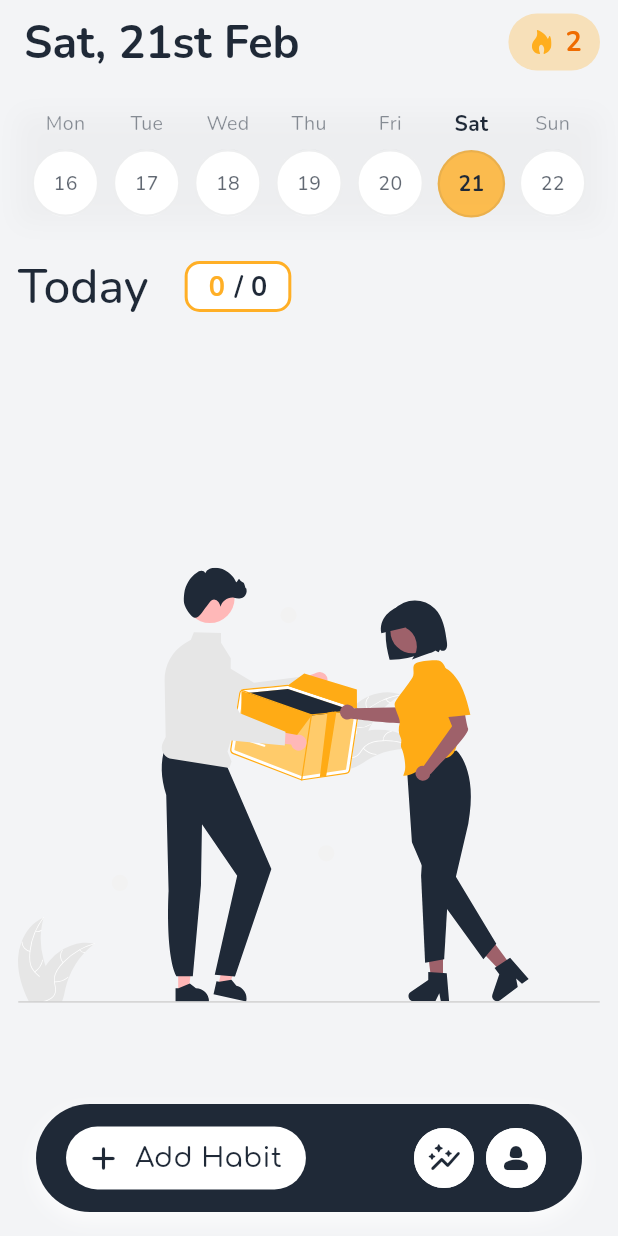
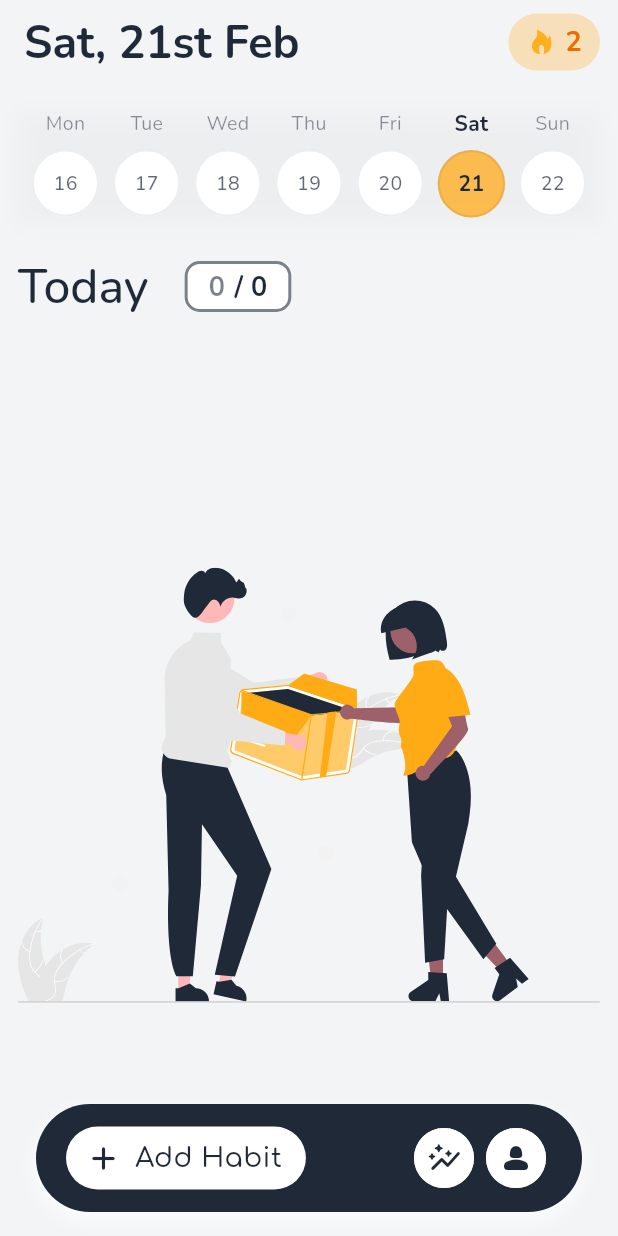
Before and after one commit to kuriboh23/Habit_Tracker, a Flutter app: the screen it shows after launch, on a phone screen of 412 x 824 dp. Run offline on Flutter 3.47's test engine with Material 3 defaults, Android fonts, the phone set to English and light mode, and no system bars; our stand-ins replace flutter_slidable, flutter_svg, hive, hive_flutter; accounts and stored records are empty.

Commit message:
Update Slidable Widget

```diff
--- a/lib/presentation/screens/home_screen.dart
+++ b/lib/presentation/screens/home_screen.dart
@@ -64,7 +64,7 @@ class HomeScreen extends StatelessWidget {
                   padding: const EdgeInsets.only(top: 10, bottom: 100),
                   itemCount: habits.length,
                   itemBuilder: (context, index) {
-                  return HabitListTile(habit: habits[index]);
+                  return HabitListTile(habit: habits[index],onDelete: (p0) => HabitRepository().deleteHabit(habits[index]),);
                 },),
               )),
             ],
--- a/lib/presentation/widgets/done_habits_badge.dart
+++ b/lib/presentation/widgets/done_habits_badge.dart
@@ -14,15 +14,18 @@ class DoneHabitsBadge extends StatelessWidget {
     required this.doneColor,
   });
 
+
+
   @override
   Widget build(BuildContext context) {
+    final bool isDone = (count >0 && count == total);
     final theme = Theme.of(context);
 
     return Container(
       padding: const EdgeInsets.symmetric(horizontal: 14, vertical: 2),
       decoration: BoxDecoration(
         border: BoxBorder.all(
-          color: count == total ? doneColor : color.withAlpha(150),
+          color: isDone ? doneColor : color.withAlpha(150),
           width: 2,
         ),
         color:Colors.white,
@@ -36,7 +39,7 @@ class DoneHabitsBadge extends StatelessWidget {
             style: theme.textTheme.bodyMedium?.copyWith(
               fontSize: 18,
               fontWeight: FontWeight.w700,
-              color: count == total ? doneColor : color.withAlpha(150),
+              color: isDone ? doneColor : color.withAlpha(150),
             ),
           ),
           const SizedBox(width: 6),
```
Also changed, not shown: lib/presentation/widgets/habit_list_tile.dart (+13 -4 lines).
